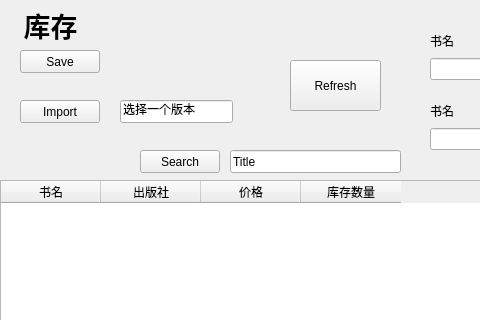
cypressen/BookstoreManagement, file pginventory.ui: the form before one commit; both pictures show x 0 to 480 and y 0 to 320 of the 1000 by 800 pixel window.
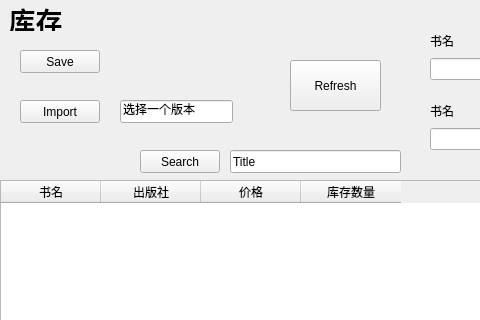
The form after the commit.

The edit to the form file:
```diff
--- a/pginventory.ui
+++ b/pginventory.ui
@@ -276,8 +276,8 @@
     <rect>
      <x>0</x>
      <y>0</y>
-     <width>101</width>
-     <height>51</height>
+     <width>71</width>
+     <height>31</height>
     </rect>
    </property>
    <property name="text">
```
